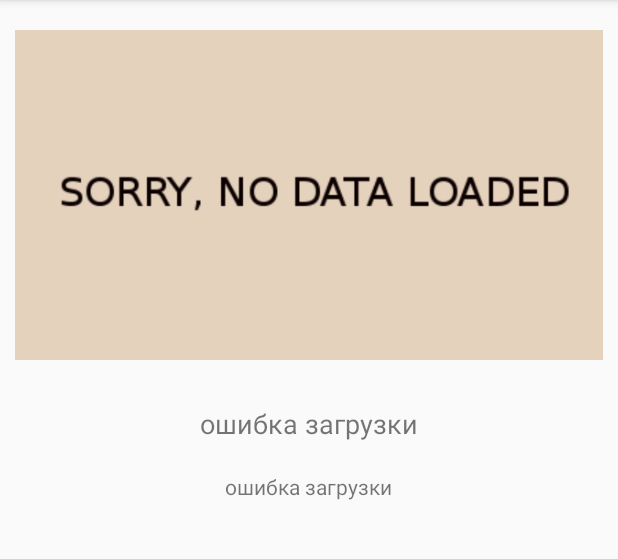
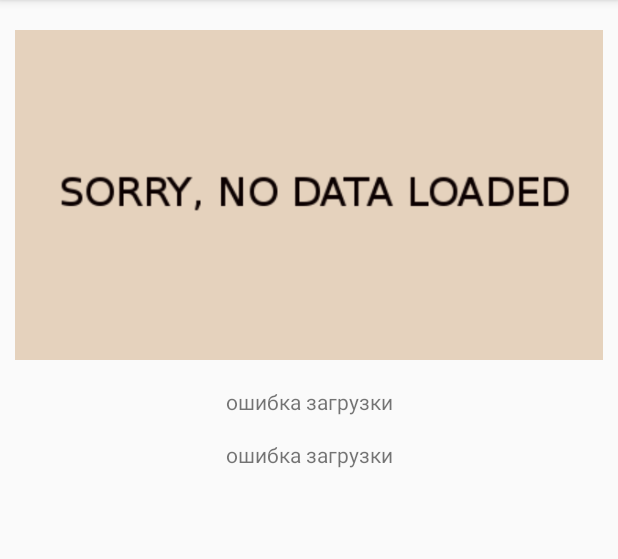
Before and after one commit to kalininaleksandrv/NeedMyPuppy, an Android app: the BreedDescriptionActivity screen opened directly, with no data from a screen before it, on a phone screen of 412 x 824 dp, the part 84-643 px from its top. Run offline under Robolectric (Android 15) with nearby library versions, the phone set to English and light mode, and no system bars; 4 statements that could not run were skipped.

Commit message:
change xml on activity breed descr. now on constrain layout

```diff
--- a/app/src/main/res/layout/activity_breed_description.xml
+++ b/app/src/main/res/layout/activity_breed_description.xml
@@ -8,41 +8,45 @@
 tools:context="dev.eyesless.needmypuppy.BreedDescriptionActivity">
 
 
-    <RelativeLayout
-        android:layout_width="wrap_content"
-        android:layout_height="wrap_content"
-        android:foregroundGravity="center"
-        android:gravity="center"
-
-        >
-
 <ImageView
     android:id="@+id/breed_image"
-            android:layout_width="wrap_content"
+    android:layout_width="0dp"
     android:layout_height="wrap_content"
-            android:layout_margin="@dimen/def_merge"
-            android:foregroundGravity="fill_horizontal"
-
-            app:srcCompat="@drawable/empty" />
+    app:srcCompat="@drawable/empty"
+    app:layout_constraintRight_toRightOf="parent"
+    app:layout_constraintLeft_toLeftOf="parent"
+    app:layout_constraintHorizontal_bias="0.0"
+    app:layout_constraintTop_toTopOf="parent"
+    android:layout_marginTop="@dimen/def_merge"
+    android:layout_marginLeft="@dimen/def_merge"
+    android:layout_marginRight="@dimen/def_merge" />
 
 <TextView
     android:id="@+id/breed_title"
-            android:layout_width="wrap_content"
+    android:layout_width="0dp"
     android:layout_height="wrap_content"
-            android:layout_below="@+id/breed_image"
-            android:layout_centerHorizontal="true"
     android:text="@string/no_data"
-            android:layout_margin="@dimen/def_merge"
-            android:textSize="@dimen/text_size"/>
+    android:gravity="center"
+    app:layout_constraintLeft_toLeftOf="parent"
+    app:layout_constraintRight_toRightOf="parent"
+    app:layout_constraintHorizontal_bias="0.501"
+    android:layout_marginTop="8dp"
+    app:layout_constraintTop_toBottomOf="@+id/breed_image"
+    android:layout_marginLeft="@dimen/def_merge"
+    android:layout_marginRight="@dimen/def_merge" />
 
     <TextView
         android:id="@+id/breed_descript"
-            android:layout_width="wrap_content"
+        android:layout_width="0dp"
         android:layout_height="wrap_content"
         android:text="@string/no_data"
-            android:layout_below="@+id/breed_title"
-            android:layout_centerHorizontal="true"
-            android:layout_margin="@dimen/def_merge"
-            android:textSize="@dimen/text_size_small"/>
-    </RelativeLayout>
+        android:gravity="center"
+        android:layout_marginTop="16dp"
+        app:layout_constraintTop_toBottomOf="@+id/breed_title"
+        app:layout_constraintLeft_toLeftOf="parent"
+        app:layout_constraintRight_toRightOf="parent"
+        android:layout_marginLeft="@dimen/def_merge"
+        android:layout_marginRight="@dimen/def_merge" />
+
+
 </android.support.constraint.ConstraintLayout>
```
Lines whose indentation alone changed are shown as unchanged.
